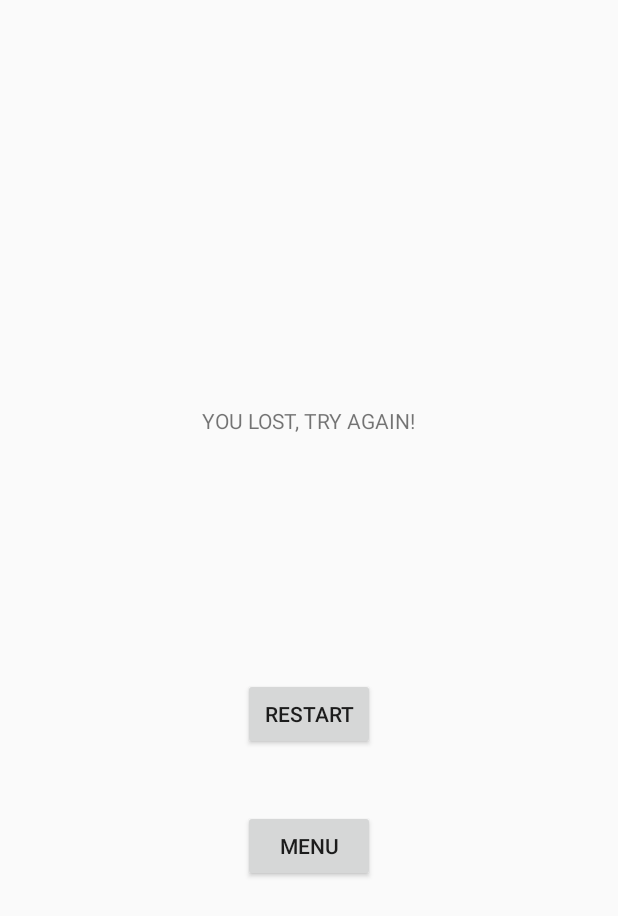
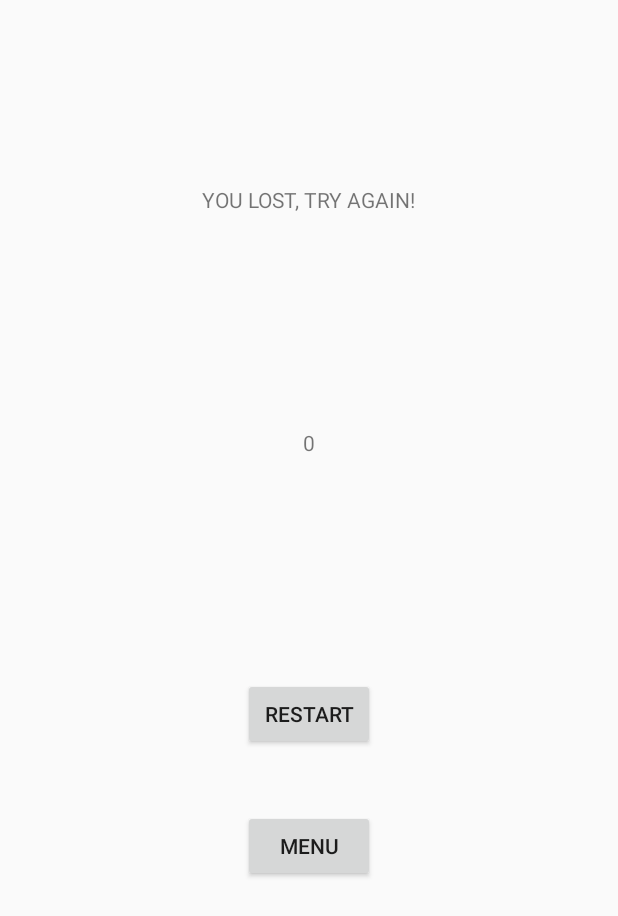
Before and after one commit to init-andrea/DroidShooter, an Android app: the EndScreenActivity screen opened directly, with no data from a screen before it, on a phone screen of 412 x 824 dp. Shown: the top 916 px of the screen. Run offline under Robolectric (Android 15) with nearby library versions, the phone set to English and light mode, and no system bars.

Commit message:
Added working in game score. Added highscores. Added score in end screen.

```diff
--- a/app/src/main/java/unipg/pigdm/droidshooter/controller/EndScreenActivity.java
+++ b/app/src/main/java/unipg/pigdm/droidshooter/controller/EndScreenActivity.java
@@ -11,8 +11,8 @@ import unipg.pigdm.droidshooter.R;
 
 public class EndScreenActivity extends AppCompatActivity {
 
-    private TextView endText;
-    private Button restartButton;
+    private TextView endText, endScore;
+    private Button restartButton, menuButton;
 
     private View.OnClickListener restartClickListener = new View.OnClickListener() {
 
@@ -23,19 +23,31 @@ public class EndScreenActivity extends AppCompatActivity {
 
     };
 
+    private View.OnClickListener menuClickListener = new View.OnClickListener() {
+
+        @Override
+        public void onClick(View v) {
+            backToMenu(v);
+        }
+
+    };
+
+
     @Override
     protected void onCreate(Bundle savedInstanceState) {
         super.onCreate(savedInstanceState);
         boolean gameWon = getIntent().getBooleanExtra("won_value", false);
         setContentView(R.layout.activity_end);
 
+        endScore = findViewById(R.id.endGameScore);
         endText = findViewById(R.id.endGameTextView);
         restartButton = findViewById(R.id.restartButton);
+        menuButton = findViewById(R.id.menuButton);
+        endScore.setText(String.valueOf(GameActivity.getScore()));
         setEndText(gameWon);
 
-
-
         restartButton.setOnClickListener(restartClickListener);
+        menuButton.setOnClickListener(menuClickListener);
     }
 
     private void setEndText(boolean result) {
@@ -49,4 +61,9 @@ public class EndScreenActivity extends AppCompatActivity {
     private void restartGame(View view) {
 
     }
+
+    private void backToMenu(View view) {
+
+    }
+
 }
--- a/app/src/main/java/unipg/pigdm/droidshooter/controller/PauseScreenActivity.java
+++ b/app/src/main/java/unipg/pigdm/droidshooter/controller/PauseScreenActivity.java
@@ -49,7 +49,8 @@ public class PauseScreenActivity extends AppCompatActivity {
         resumeButton = findViewById(R.id.resumeButton);
         quitButton = findViewById(R.id.quitButton);
 
-        score.setText(getString(R.string.score_text, GameActivity.getScore()));
+        String scoreString = "" + R.string.score_text + GameActivity.getScore();
+        score.setText(scoreString);
 
         resumeButton.setOnClickListener(resumeClickListener);
         quitButton.setOnClickListener(quitClickListener);
--- a/app/src/main/res/layout/activity_end.xml
+++ b/app/src/main/res/layout/activity_end.xml
@@ -1,6 +1,7 @@
 <?xml version="1.0" encoding="utf-8"?>
 <androidx.constraintlayout.widget.ConstraintLayout xmlns:android="http://schemas.android.com/apk/res/android"
     xmlns:app="http://schemas.android.com/apk/res-auto"
+    xmlns:tools="http://schemas.android.com/tools"
     android:layout_width="match_parent"
     android:layout_height="match_parent">
 
@@ -8,13 +9,23 @@
         android:id="@+id/endGameTextView"
         android:layout_width="wrap_content"
         android:layout_height="wrap_content"
-        android:layout_marginTop="224dp"
-        android:layout_marginBottom="488dp"
         android:text=""
         app:layout_constraintBottom_toBottomOf="parent"
         app:layout_constraintEnd_toEndOf="parent"
         app:layout_constraintStart_toStartOf="parent"
-        app:layout_constraintTop_toTopOf="parent" />
+        app:layout_constraintTop_toTopOf="parent"
+        app:layout_constraintVertical_bias="0.153" />
+
+    <TextView
+        android:id="@+id/endGameScore"
+        android:layout_width="wrap_content"
+        android:layout_height="wrap_content"
+        android:text=""
+        app:layout_constraintBottom_toBottomOf="parent"
+        app:layout_constraintEnd_toEndOf="parent"
+        app:layout_constraintStart_toStartOf="parent"
+        app:layout_constraintTop_toTopOf="parent"
+        app:layout_constraintVertical_bias="0.355" />
 
     <Button
         android:id="@+id/restartButton"
--- a/app/src/main/res/values/strings.xml
+++ b/app/src/main/res/values/strings.xml
@@ -8,8 +8,8 @@
     <string name="start_button">START</string>
     <string name="quit_button">QUIT</string>
     <string name="settings_button">SETTINGS</string>
-    <string name="score_text">Score: </string>
-    <string name="timer_text">Time: </string>
+    <string name="score_text">0</string>
+    <string name="timer_text">0</string>
     <string name="highscore_text">Highscore: </string>
     <string name="resume_button">RESUME</string>
     <string name="restart_button">RESTART</string>
```
Also changed, not shown: app/src/main/java/unipg/pigdm/droidshooter/controller/GameActivity.java (+29 -6 lines), app/src/main/java/unipg/pigdm/droidshooter/view/CustomGameView.java (+26 -4 lines).
